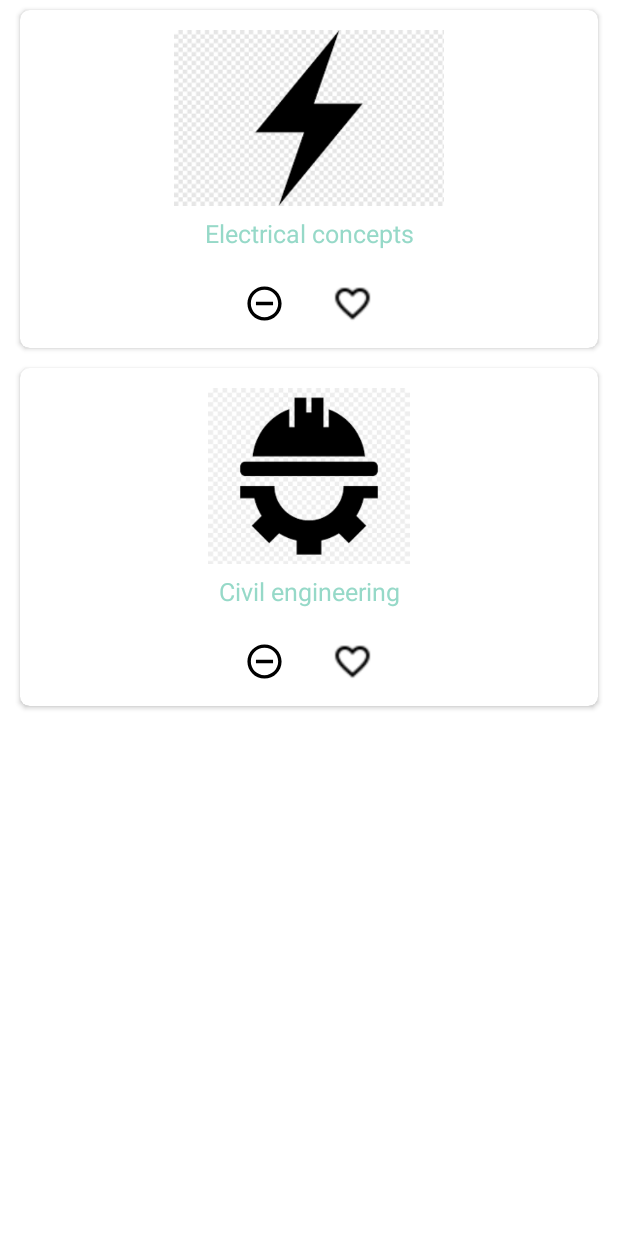
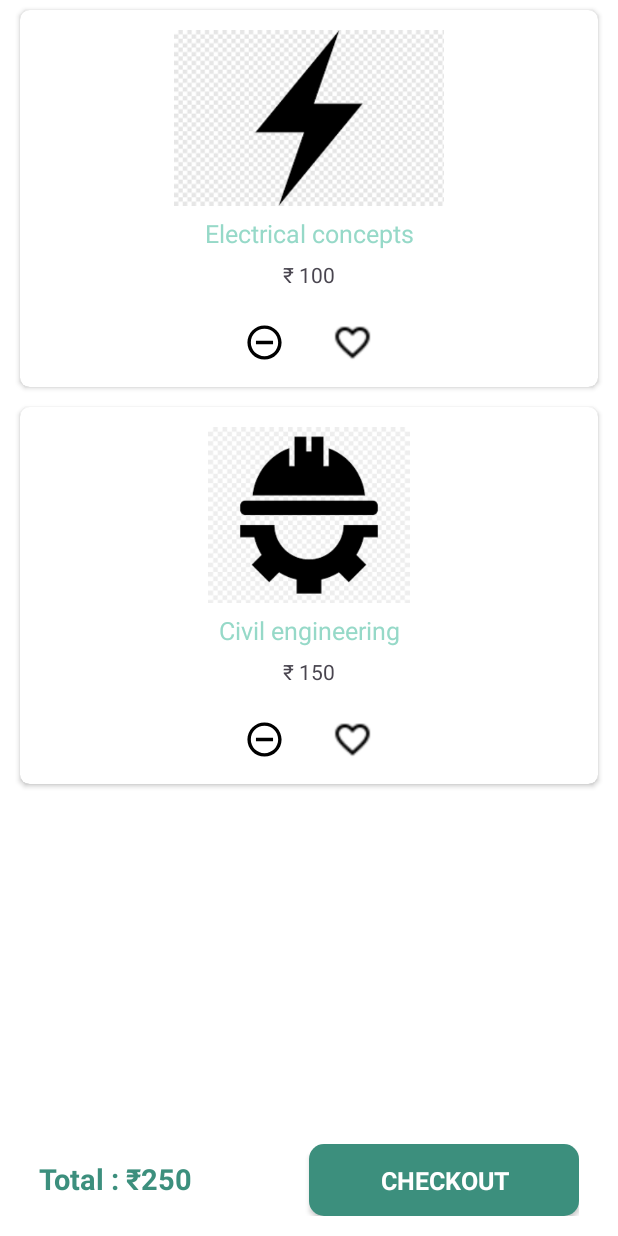
Before and after one commit to shreyadenny/StudyTube, an Android app: the fragment CartFragment shown on its own in the app's theme, after a tap on an icon or button, on a phone screen of 412 x 824 dp. Run offline under Robolectric (Android 15) with nearby library versions, the phone set to English and light mode, and no system bars; our stand-ins replace CircleImageView, sdp/ssp sizes; Roboto replaces fonts that are not available here.

Commit message:
cart fragment Total price and checkout button

```diff
--- a/app/src/main/java/may/internship/CartAdapter.java
+++ b/app/src/main/java/may/internship/CartAdapter.java
@@ -19,7 +19,7 @@ import de.hdodenhof.circleimageview.CircleImageView;
 public class CartAdapter extends RecyclerView.Adapter<CartAdapter.MyHolder> {
 
     Context context;
-    String[] catNameArray;
+    String[] catNameArray, cartPriceArray;
     ArrayList<ChannelList> channelArrayList;
     int[] categoryImageArray;
     SharedPreferences sp;
@@ -39,11 +39,12 @@ public class CartAdapter extends RecyclerView.Adapter<CartAdapter.MyHolder> {
     }
 
     public class MyHolder extends RecyclerView.ViewHolder {
-        TextView name;
+        TextView name, price;
         ImageView imageView,remove, wishlist, wishlistFill;
         public MyHolder(@NonNull View itemView) {
             super(itemView);
             imageView = itemView.findViewById(R.id.custom_cart_image);
+            price=itemView.findViewById(R.id.custom_cart_price);
             name = itemView.findViewById(R.id.custom_cart_name);
             remove = itemView.findViewById(R.id.custom_cart_remove);
             wishlist = itemView.findViewById(R.id.custom_cart_wishlist);
@@ -55,6 +56,7 @@ public class CartAdapter extends RecyclerView.Adapter<CartAdapter.MyHolder> {
     public void onBindViewHolder(@NonNull MyHolder holder, int position) {
         holder.imageView.setImageResource(channelArrayList.get(position).getImage());
         holder.name.setText(channelArrayList.get(position).getName());
+        holder.price.setText(ConstantData.PRICE_SYMBOL + " " + channelArrayList.get(position).getPrice());
 
         holder.itemView.setOnClickListener(new View.OnClickListener() {
             @Override
@@ -69,6 +71,17 @@ public class CartAdapter extends RecyclerView.Adapter<CartAdapter.MyHolder> {
         holder.remove.setOnClickListener(new View.OnClickListener() {
             @Override
             public void onClick(View view) {
+                CartFragment.iTotalAmount=CartFragment.iTotalAmount - Integer.parseInt(channelArrayList.get(position).getPrice());
+                CartFragment.totalAmount.setText("Total : " +ConstantData.PRICE_SYMBOL+CartFragment.iTotalAmount);
+
+                if(CartFragment.iTotalAmount>0){
+                    CartFragment.totalAmount.setVisibility(View.VISIBLE);
+                    CartFragment.checkout.setVisibility(View.VISIBLE);
+                }
+                else{
+                    CartFragment.totalAmount.setVisibility(View.GONE);
+                    CartFragment.checkout.setVisibility(View.GONE);
+                }
                 channelArrayList.remove(position);
                 new CommonMethod(context,"Remove from Cart");
                 notifyDataSetChanged();
--- a/app/src/main/java/may/internship/CartFragment.java
+++ b/app/src/main/java/may/internship/CartFragment.java
@@ -10,6 +10,8 @@ import androidx.recyclerview.widget.StaggeredGridLayoutManager;
 import android.view.LayoutInflater;
 import android.view.View;
 import android.view.ViewGroup;
+import android.widget.Button;
+import android.widget.TextView;
 
 import java.util.ArrayList;
 
@@ -17,8 +19,13 @@ public class CartFragment extends Fragment {
     RecyclerView recyclerView;
     ArrayList<ChannelList> channelListArrayList;
     String[] channelNameArray = {"Industry","Electrical concepts","Civil engineering"};
+    String[] channelPriceArray = {"200","100","150"};
     int[] categoryImageArray = {R.drawable.industry,R.drawable.electrical,R.drawable.civil};
     String[] views = { "3432", "1232", "34222"};
+    public static TextView totalAmount;
+    public static Button checkout;
+    public static int iTotalAmount=0;
+
     String[] channelDescriptionArray = {"Myself Shridhar Rajendra Mankar a Engineer l YouTuber l Educational Blogger l Educator l Podcaster. \n" + "My Aim- To Make Engineering Students Life EASY.\n" + "\n" + "On 5 Minutes Engineering you can find EASIEST explanations for all below mentioned subjects in DESI HINDI", "Hi, I am Basumati Rawal. I am an electronics practical holder teacher. I am going to teach from basic to advanced level of practical electronics. Stay Tuned.", "TECHNOLOGY IN SHORT focused on helping people acquire the skills and technical knowledge they need to thrive in the digital world.\n" + "We  explain all latest trending technologies in short and simple language.",
             "Covering all sectors, The Manufacturer, is an essential resource for every boardroom, senior management, delivering thought leadership articles, regulatory updates and best practice case studies.\n" +                    "\n" + "With regular events hosted around the country The Manufacturer brings extensive industry knowledge to you in person as well as online. For more information about our events and webinars go to our website.",
             "This channel has been created to enable the students to face competition exams and university level exams.\n" + "\n" + "In today's competition world every candidates/student's has the ability to find out success, good quality of knowledge and right guidelines to achieve his/her goals in life.\n" + "\n" +
@@ -41,6 +48,7 @@ public class CartFragment extends Fragment {
     public View onCreateView(LayoutInflater inflater, ViewGroup container,
                              Bundle savedInstanceState) {
         // Inflate the layout for this fragment
+        iTotalAmount=0;
         View view= inflater.inflate(R.layout.fragment_cart, container, false);
         recyclerView = view.findViewById(R.id.cart_recyclerview);
         recyclerView.setLayoutManager(new StaggeredGridLayoutManager(1,StaggeredGridLayoutManager.VERTICAL));
@@ -53,12 +61,30 @@ public class CartFragment extends Fragment {
             list.setImage(categoryImageArray[i]);
             list.setViews(views[i]);
             list.setDescription(channelDescriptionArray[i]);
+            list.setPrice(channelPriceArray[i]);
             channelListArrayList.add(list);
+
+            iTotalAmount+=Integer.parseInt(channelPriceArray[i]);
         }
 //        CategoryAdapter catAdapter = new CategoryAdapter(HomeActivity.this,categoryNameArray,categoryImageArray);
 //        categoryRecyclerview.setAdapter(catAdapter);
         CartAdapter catAdapter = new CartAdapter(getActivity(),channelListArrayList);
         recyclerView.setAdapter(catAdapter);
+
+        totalAmount=view.findViewById(R.id.cart_total);
+        checkout = view.findViewById(R.id.cart_checkout);
+
+        totalAmount.setText("Total : " +ConstantData.PRICE_SYMBOL+iTotalAmount);
+
+        if(iTotalAmount>0){
+            totalAmount.setVisibility(View.VISIBLE);
+            checkout.setVisibility(View.VISIBLE);
+        }
+        else{
+            totalAmount.setVisibility(View.GONE);
+            checkout.setVisibility(View.GONE);
+        }
+
         return view;
     }
 }
--- a/app/src/main/java/may/internship/ChannelList.java
+++ b/app/src/main/java/may/internship/ChannelList.java
@@ -2,7 +2,7 @@ package may.internship;
 
 public class ChannelList {
 
-    String name,views,description;
+    String name,views,description,price;
     int image;
 
     public String getName() {
@@ -13,6 +13,13 @@ public class ChannelList {
     }
     public String getViews() {
         return views;
+    }
+    public String getPrice() {
+        return price;
+    }
+
+    public void setPrice(String price) {
+        this.price = price;
     }
     public void setViews(String views) {
         this.views = views;
--- a/app/src/main/java/may/internship/ConstantData.java
+++ b/app/src/main/java/may/internship/ConstantData.java
@@ -13,5 +13,6 @@ public class ConstantData {
     public static String CHANNEL_NAME = "channel_name";
     public static String CHANNEL_VIEWS = "channel_price";
     public static String CHANNEL_IMAGE = "channel_image";
+    public static String PRICE_SYMBOL = "₹";
     public static String CHANNEL_DESCRIPTION = "channel_description";
 }
--- a/app/src/main/java/may/internship/WishlistFragment.java
+++ b/app/src/main/java/may/internship/WishlistFragment.java
@@ -18,6 +18,7 @@ public class WishlistFragment extends Fragment {
     ArrayList<ChannelList> channelListArrayList;
     String[] channelNameArray = {"Industry","Electrical concepts","Civil engineering"};
     int[] categoryImageArray = {R.drawable.industry,R.drawable.electrical,R.drawable.civil};
+    String[] priceArray = {"200","100","150"};
     String[] views = { "3432", "1232", "34222"};
     String[] channelDescriptionArray = {"Myself Shridhar Rajendra Mankar a Engineer l YouTuber l Educational Blogger l Educator l Podcaster. \n" + "My Aim- To Make Engineering Students Life EASY.\n" + "\n" + "On 5 Minutes Engineering you can find EASIEST explanations for all below mentioned subjects in DESI HINDI", "Hi, I am Basumati Rawal. I am an electronics practical holder teacher. I am going to teach from basic to advanced level of practical electronics. Stay Tuned.", "TECHNOLOGY IN SHORT focused on helping people acquire the skills and technical knowledge they need to thrive in the digital world.\n" + "We  explain all latest trending technologies in short and simple language.",
             "Covering all sectors, The Manufacturer, is an essential resource for every boardroom, senior management, delivering thought leadership articles, regulatory updates and best practice case studies.\n" +                    "\n" + "With regular events hosted around the country The Manufacturer brings extensive industry knowledge to you in person as well as online. For more information about our events and webinars go to our website.",
@@ -51,6 +52,7 @@ public class WishlistFragment extends Fragment {
             list.setName(channelNameArray[i]);
             list.setImage(categoryImageArray[i]);
             list.setViews(views[i]);
+            list.setPrice(priceArray[i]);
             list.setDescription(channelDescriptionArray[i]);
             channelListArrayList.add(list);
         }
--- a/app/src/main/res/layout/custom_cart.xml
+++ b/app/src/main/res/layout/custom_cart.xml
@@ -24,6 +24,13 @@
             android:layout_height="wrap_content"
             android:layout_marginTop="@dimen/_5sdp"
             android:gravity="center" />
+        <TextView
+            android:id="@+id/custom_cart_price"
+            android:layout_width="match_parent"
+            android:layout_height="wrap_content"
+            android:layout_marginTop="@dimen/_5sdp"
+            android:gravity="center"
+            android:text="200"/>
 
         <LinearLayout
             android:layout_width="wrap_content"
--- a/app/src/main/res/layout/fragment_cart.xml
+++ b/app/src/main/res/layout/fragment_cart.xml
@@ -6,8 +6,43 @@
     android:background="@color/white"
     tools:context=".CartFragment">
 
-<androidx.recyclerview.widget.RecyclerView
-    android:id="@+id/cart_recyclerview"
-    android:layout_width="match_parent"
-    android:layout_height="wrap_content"/>
+    <LinearLayout
+        android:id="@+id/cart_checkout_layout"
+        android:layout_width="match_parent"
+        android:layout_height="wrap_content"
+        android:layout_alignParentBottom="true"
+        android:orientation="horizontal"
+        android:paddingHorizontal="@dimen/_20sdp"
+        android:paddingVertical="@dimen/_10sdp">
+
+        <TextView
+            android:id="@+id/cart_total"
+            style="@style/text_white_bold_18"
+            android:layout_width="match_parent"
+            android:layout_height="wrap_content"
+            android:layout_weight="1"
+            android:text="Total : Rs.1000" />
+
+        <Button
+            android:id="@+id/cart_checkout"
+            style="@style/button_green_bold_16"
+            android:layout_width="match_parent"
+            android:layout_height="wrap_content"
+            android:layout_weight="1"
+            android:text="Checkout" />
+
+    </LinearLayout>
+
+    <RelativeLayout
+        android:layout_width="match_parent"
+        android:layout_height="match_parent"
+        android:layout_above="@id/cart_checkout_layout">
+
+        <androidx.recyclerview.widget.RecyclerView
+            android:id="@+id/cart_recyclerview"
+            android:layout_width="match_parent"
+            android:layout_height="wrap_content" />
+
+    </RelativeLayout>
+
 </RelativeLayout>
```
